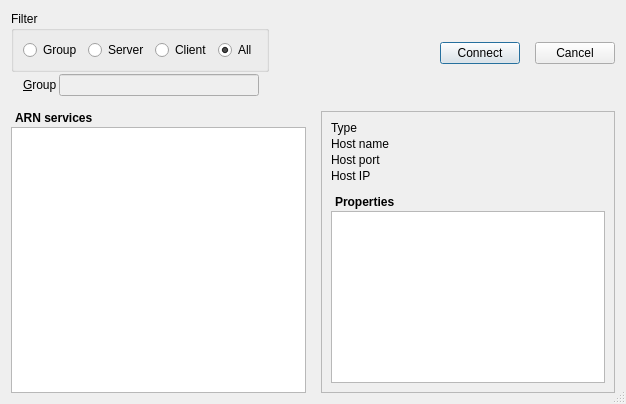
The window that src/DiscoverWindow.ui (micwik/ArnBrowser) describes before a commit, drawn with Qt 5.
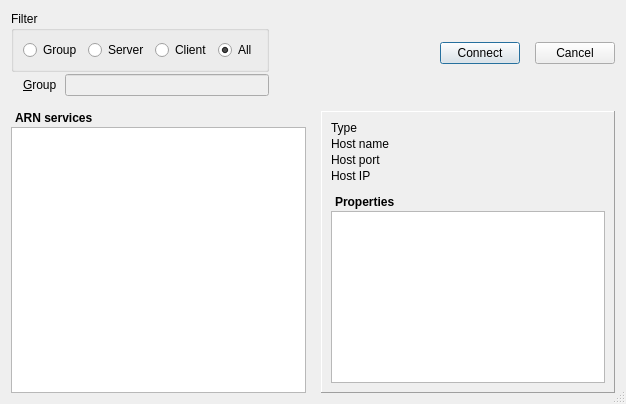
The same window after the commit. Icons and pictures are not drawn.

Commit message: Fine tuning Gui for Windows

```diff
--- a/src/DiscoverWindow.ui
+++ b/src/DiscoverWindow.ui
@@ -81,11 +81,14 @@
        </item>
        <item>
         <layout class="QHBoxLayout" name="horizontalLayout_2">
+         <property name="spacing">
+          <number>8</number>
+         </property>
          <property name="leftMargin">
           <number>12</number>
          </property>
          <property name="rightMargin">
-          <number>10</number>
+          <number>0</number>
          </property>
          <item>
           <widget class="QLabel" name="groupText">
@@ -217,7 +220,7 @@
         </size>
        </property>
        <property name="frameShape">
-        <enum>QFrame::StyledPanel</enum>
+        <enum>QFrame::Panel</enum>
        </property>
        <property name="frameShadow">
         <enum>QFrame::Raised</enum>
```
The commit also changes 1 other file.
